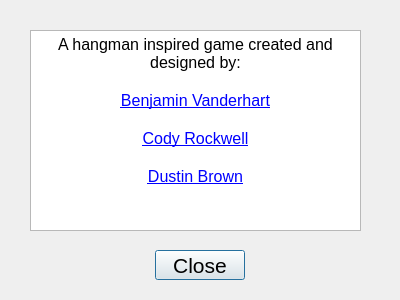
First picture: the form in about.ui, repository Cody-Rockwell/Hangman, before the edit.
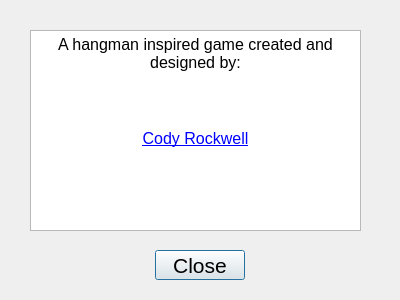
Second picture: the form after the edit.

The edit to the form file:
```diff
--- a/about.ui
+++ b/about.ui
@@ -26,16 +26,15 @@
     <string>&lt;!DOCTYPE HTML PUBLIC &quot;-//W3C//DTD HTML 4.0//EN&quot; &quot;http://www.w3.org/TR/REC-html40/strict.dtd&quot;&gt;
 &lt;html&gt;&lt;head&gt;&lt;meta name=&quot;qrichtext&quot; content=&quot;1&quot; /&gt;&lt;style type=&quot;text/css&quot;&gt;
 p, li { white-space: pre-wrap; }
-&lt;/style&gt;&lt;/head&gt;&lt;body style=&quot; font-family:'MS Shell Dlg 2'; font-size:12pt; font-weight:400; font-style:normal;&quot;&gt;
-&lt;p align=&quot;center&quot; style=&quot; margin-top:0px; margin-bottom:0px; margin-left:0px; margin-right:0px; -qt-block-indent:0; text-indent:0px;&quot;&gt;A hangman inspired game created and designed by:&lt;/p&gt;
-&lt;p align=&quot;center&quot; style=&quot;-qt-paragraph-type:empty; margin-top:0px; margin-bottom:0px; margin-left:0px; margin-right:0px; -qt-block-indent:0; text-indent:0px;&quot;&gt;&lt;br /&gt;&lt;/p&gt;
-&lt;p align=&quot;center&quot; style=&quot; margin-top:0px; margin-bottom:0px; margin-left:0px; margin-right:0px; -qt-block-indent:0; text-indent:0px;&quot;&gt;&lt;a href=&quot;https://github.com/benjaminJVH&quot;&gt;&lt;span style=&quot; text-decoration: underline; color:#0000ff;&quot;&gt;Benjamin Vanderhart&lt;/span&gt;&lt;/a&gt;&lt;/p&gt;
-&lt;p align=&quot;center&quot; style=&quot;-qt-paragraph-type:empty; margin-top:0px; margin-bottom:0px; margin-left:0px; margin-right:0px; -qt-block-indent:0; text-indent:0px; text-decoration: underline; color:#0000ff;&quot;&gt;&lt;br /&gt;&lt;/p&gt;
-&lt;p align=&quot;center&quot; style=&quot; margin-top:0px; margin-bottom:0px; margin-left:0px; margin-right:0px; -qt-block-indent:0; text-indent:0px;&quot;&gt;&lt;a href=&quot;https://github.com/Cody-Rockwell&quot;&gt;&lt;span style=&quot; text-decoration: underline; color:#0000ff;&quot;&gt;Cody Rockwell&lt;/span&gt;&lt;/a&gt;&lt;/p&gt;
-&lt;p align=&quot;center&quot; style=&quot;-qt-paragraph-type:empty; margin-top:0px; margin-bottom:0px; margin-left:0px; margin-right:0px; -qt-block-indent:0; text-indent:0px; text-decoration: underline; color:#0000ff;&quot;&gt;&lt;br /&gt;&lt;/p&gt;
-&lt;p align=&quot;center&quot; style=&quot; margin-top:0px; margin-bottom:0px; margin-left:0px; margin-right:0px; -qt-block-indent:0; text-indent:0px;&quot;&gt;&lt;a href=&quot;https://github.com/DustinBrown4&quot;&gt;&lt;span style=&quot; text-decoration: underline; color:#0000ff;&quot;&gt;Dustin Brown&lt;/span&gt;&lt;/a&gt;&lt;/p&gt;
-&lt;p align=&quot;center&quot; style=&quot;-qt-paragraph-type:empty; margin-top:0px; margin-bottom:0px; margin-left:0px; margin-right:0px; -qt-block-indent:0; text-indent:0px;&quot;&gt;&lt;br /&gt;&lt;/p&gt;
-&lt;p style=&quot;-qt-paragraph-type:empty; margin-top:0px; margin-bottom:0px; margin-left:0px; margin-right:0px; -qt-block-indent:0; text-indent:0px;&quot;&gt;&lt;br /&gt;&lt;/p&gt;&lt;/body&gt;&lt;/html&gt;</string>
+&lt;/style&gt;&lt;/head&gt;&lt;body style=&quot; font-family:'MS Shell Dlg 2'; font-size:8.25pt; font-weight:400; font-style:normal;&quot;&gt;
+&lt;p align=&quot;center&quot; style=&quot; margin-top:0px; margin-bottom:0px; margin-left:0px; margin-right:0px; -qt-block-indent:0; text-indent:0px;&quot;&gt;&lt;span style=&quot; font-size:12pt;&quot;&gt;A hangman inspired game created and designed by:&lt;/span&gt;&lt;/p&gt;
+&lt;p align=&quot;center&quot; style=&quot;-qt-paragraph-type:empty; margin-top:0px; margin-bottom:0px; margin-left:0px; margin-right:0px; -qt-block-indent:0; text-indent:0px; font-size:12pt;&quot;&gt;&lt;br /&gt;&lt;/p&gt;
+&lt;p align=&quot;center&quot; style=&quot;-qt-paragraph-type:empty; margin-top:0px; margin-bottom:0px; margin-left:0px; margin-right:0px; -qt-block-indent:0; text-indent:0px; font-size:12pt;&quot;&gt;&lt;br /&gt;&lt;/p&gt;
+&lt;p align=&quot;center&quot; style=&quot;-qt-paragraph-type:empty; margin-top:0px; margin-bottom:0px; margin-left:0px; margin-right:0px; -qt-block-indent:0; text-indent:0px; font-size:12pt;&quot;&gt;&lt;br /&gt;&lt;/p&gt;
+&lt;p align=&quot;center&quot; style=&quot; margin-top:0px; margin-bottom:0px; margin-left:0px; margin-right:0px; -qt-block-indent:0; text-indent:0px;&quot;&gt;&lt;a href=&quot;https://github.com/Cody-Rockwell&quot;&gt;&lt;span style=&quot; font-size:12pt; text-decoration: underline; color:#0000ff;&quot;&gt;Cody Rockwell&lt;/span&gt;&lt;/a&gt;&lt;/p&gt;
+&lt;p align=&quot;center&quot; style=&quot;-qt-paragraph-type:empty; margin-top:0px; margin-bottom:0px; margin-left:0px; margin-right:0px; -qt-block-indent:0; text-indent:0px; font-size:12pt; text-decoration: underline; color:#0000ff;&quot;&gt;&lt;br /&gt;&lt;/p&gt;
+&lt;p align=&quot;center&quot; style=&quot;-qt-paragraph-type:empty; margin-top:0px; margin-bottom:0px; margin-left:0px; margin-right:0px; -qt-block-indent:0; text-indent:0px; font-size:12pt;&quot;&gt;&lt;br /&gt;&lt;/p&gt;
+&lt;p style=&quot;-qt-paragraph-type:empty; margin-top:0px; margin-bottom:0px; margin-left:0px; margin-right:0px; -qt-block-indent:0; text-indent:0px; font-size:12pt;&quot;&gt;&lt;br /&gt;&lt;/p&gt;&lt;/body&gt;&lt;/html&gt;</string>
    </property>
   </widget>
   <widget class="QPushButton" name="pbtClose">
```
